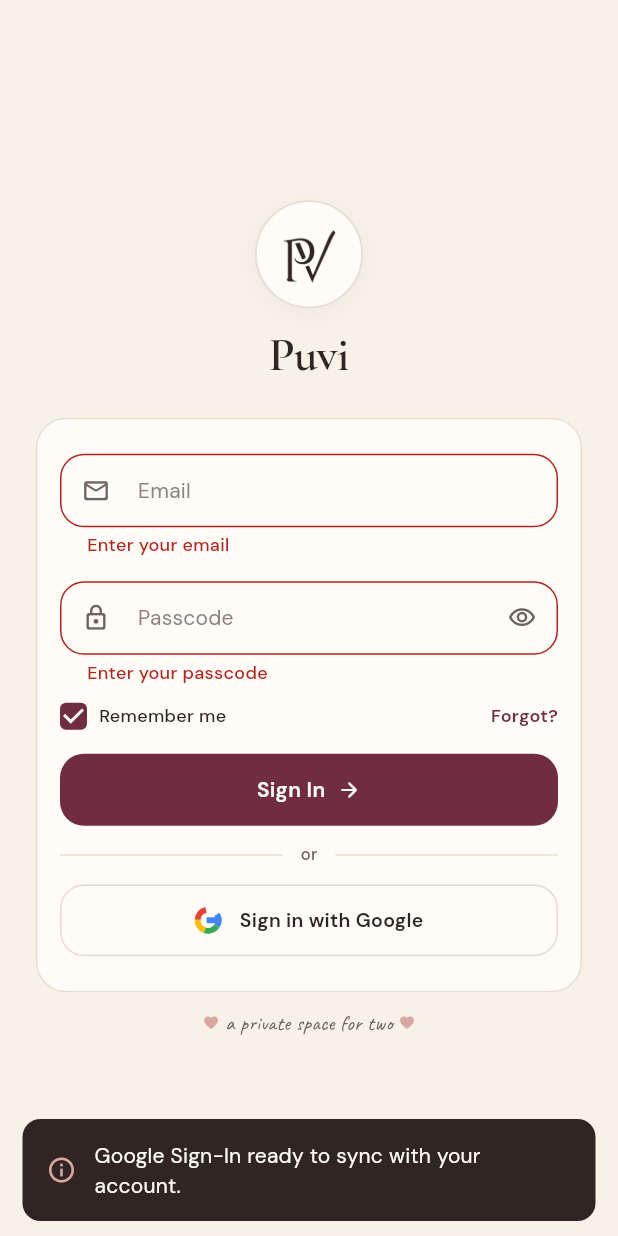
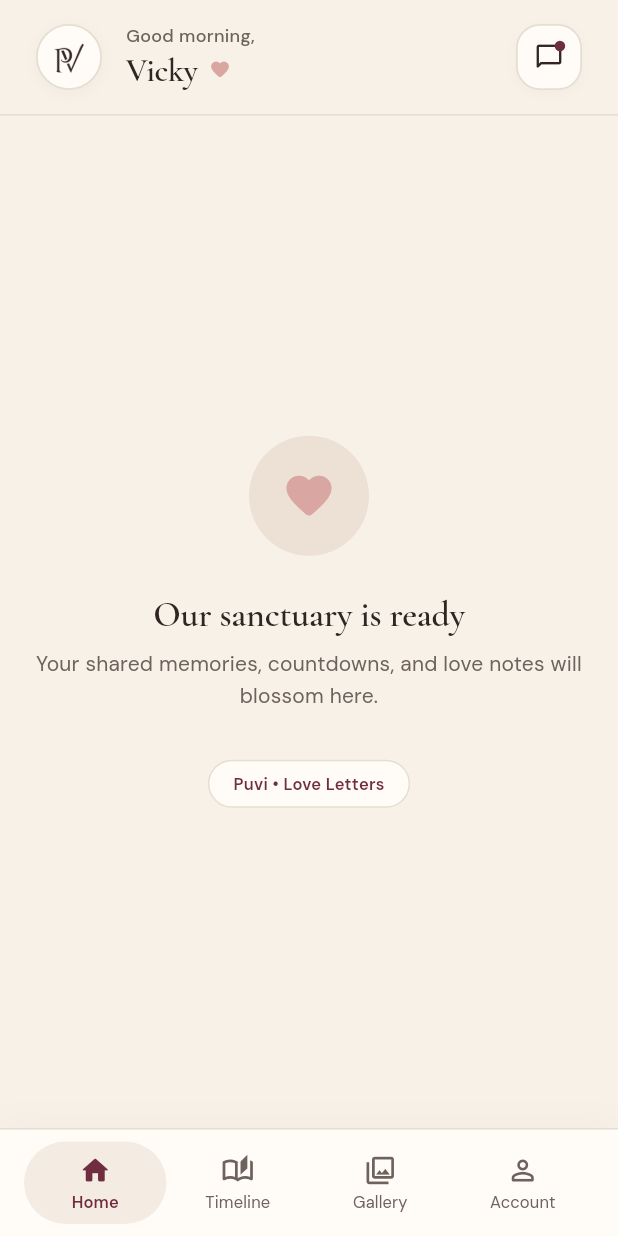
Before and after one commit to imvicky69/puvi-app, a Flutter app: the screen it shows after launch, after a tap on "Sign In", after a tap on "Sign in with Google", on a phone screen of 412 x 824 dp. Run offline on Flutter 3.47's test engine with Material 3 defaults, Android fonts, the phone set to English and light mode, and no system bars; our stand-ins replace firebase_core, google_fonts; accounts and stored records are empty.

Commit message:
feat(navigation): add modular MainNavScreen, HomeHeader, PuviBottomNavBar, and separate tabs

```diff
--- /dev/null
+++ b/lib/features/account/presentation/account_tab.dart
@@ -0,0 +1,76 @@
+import 'package:flutter/material.dart';
+import '../../../core/theme/app_colors.dart';
+import '../../../core/theme/app_spacing.dart';
+import '../../../core/theme/app_typography.dart';
+
+/// Minimal placeholder for the Account tab.
+class AccountTab extends StatelessWidget {
+  final String userName;
+
+  const AccountTab({super.key, this.userName = 'Vicky'});
+
+  @override
+  Widget build(BuildContext context) {
+    return Scaffold(
+      backgroundColor: AppColors.ivory,
+      body: SafeArea(
+        child: Column(
+          children: [
+            // Minimal Tab Header
+            Container(
+              padding: const EdgeInsets.symmetric(
+                horizontal: AppSpacing.lg,
+                vertical: AppSpacing.md,
+              ),
+              color: AppColors.ivory,
+              child: Row(
+                children: [
+                  Text(
+                    'Account',
+                    style: AppTypography.h1.copyWith(
+                      fontSize: 26,
+                      color: AppColors.espresso,
+                    ),
+                  ),
+                ],
+              ),
+            ),
+            const Divider(),
+            Expanded(
+              child: Center(
+                child: Padding(
+                  padding: AppSpacing.screenPadding,
+                  child: Column(
+                    mainAxisAlignment: MainAxisAlignment.center,
+                    children: [
+                      const Icon(
+                        Icons.favorite_outline_rounded,
+                        size: 40,
+                        color: AppColors.dustyRose,
+                      ),
+                      AppSpacing.verticalMd,
+                      Text(
+                        'Couple Profile',
+                        style: AppTypography.h3.copyWith(
+                          color: AppColors.espresso,
+                        ),
+                      ),
+                      AppSpacing.verticalXs,
+                      Text(
+                        'Anniversary, lock settings, and companion sync.',
+                        style: AppTypography.bodyMedium.copyWith(
+                          color: AppColors.taupe,
+                        ),
+                        textAlign: TextAlign.center,
+                      ),
+                    ],
+                  ),
+                ),
+              ),
+            ),
+          ],
+        ),
+      ),
+    );
+  }
+}
--- a/lib/features/auth/login_screen.dart
+++ b/lib/features/auth/login_screen.dart
@@ -3,6 +3,7 @@
 import '../../core/theme/app_radius.dart';
 import '../../core/theme/app_spacing.dart';
 import '../../core/theme/app_typography.dart';
+import '../home/presentation/main_nav_screen.dart';
 
 /// Compact, minimal, and intimate Login Screen for Puvi.
 ///
@@ -37,46 +38,19 @@
     setState(() => _isLoading = true);
 
     await Future.delayed(const Duration(milliseconds: 600));
+    if (!mounted) return;
 
-    if (!mounted) return;
-    setState(() => _isLoading = false);
+    final enteredEmail = _emailController.text.trim().toLowerCase();
+    final displayName = enteredEmail.contains('puja') ? 'Puja' : 'Vicky';
 
-    ScaffoldMessenger.of(context).showSnackBar(
-      SnackBar(
-        content: Text(
-          'Welcome home ✨',
-          style: AppTypography.bodyMedium.copyWith(color: AppColors.paper),
-        ),
-        backgroundColor: AppColors.espresso,
-        behavior: SnackBarBehavior.floating,
-      ),
+    Navigator.of(context).pushReplacement(
+      MaterialPageRoute(builder: (_) => MainNavScreen(userName: displayName)),
     );
   }
 
   void _handleGoogleSignIn() {
-    ScaffoldMessenger.of(context).showSnackBar(
-      SnackBar(
-        content: Row(
-          children: [
-            const Icon(
-              Icons.info_outline,
-              color: AppColors.dustyRose,
-              size: 20,
-            ),
-            AppSpacing.horizontalSm,
-            Expanded(
-              child: Text(
-                'Google Sign-In ready to sync with your account.',
-                style: AppTypography.bodyMedium.copyWith(
-                  color: AppColors.paper,
-                ),
-              ),
-            ),
-          ],
-        ),
-        backgroundColor: AppColors.espresso,
-        behavior: SnackBarBehavior.floating,
-      ),
+    Navigator.of(context).pushReplacement(
+      MaterialPageRoute(builder: (_) => const MainNavScreen(userName: 'Vicky')),
     );
   }
 
--- /dev/null
+++ b/lib/features/gallery/presentation/gallery_tab.dart
@@ -0,0 +1,74 @@
+import 'package:flutter/material.dart';
+import '../../../core/theme/app_colors.dart';
+import '../../../core/theme/app_spacing.dart';
+import '../../../core/theme/app_typography.dart';
+
+/// Minimal placeholder for the Gallery tab.
+class GalleryTab extends StatelessWidget {
+  const GalleryTab({super.key});
+
+  @override
+  Widget build(BuildContext context) {
+    return Scaffold(
+      backgroundColor: AppColors.ivory,
+      body: SafeArea(
+        child: Column(
+          children: [
+            // Minimal Tab Header
+            Container(
+              padding: const EdgeInsets.symmetric(
+                horizontal: AppSpacing.lg,
+                vertical: AppSpacing.md,
+              ),
+              color: AppColors.ivory,
+              child: Row(
+                children: [
+                  Text(
+                    'Gallery',
+                    style: AppTypography.h1.copyWith(
+                      fontSize: 26,
+                      color: AppColors.espresso,
+                    ),
+                  ),
+                ],
+              ),
+            ),
+            const Divider(),
+            Expanded(
+              child: Center(
+                child: Padding(
+                  padding: AppSpacing.screenPadding,
+                  child: Column(
+                    mainAxisAlignment: MainAxisAlignment.center,
+                    children: [
+                      const Icon(
+                        Icons.photo_library_rounded,
+                        size: 40,
+                        color: AppColors.dustyRose,
+                      ),
+                      AppSpacing.verticalMd,
+                      Text(
+                        'Our Shared Frames',
+                        style: AppTypography.h3.copyWith(
+                          color: AppColors.espresso,
+                        ),
+                      ),
+                      AppSpacing.verticalXs,
+                      Text(
+                        '177 cherished photographs ready to be viewed.',
+                        style: AppTypography.bodyMedium.copyWith(
+                          color: AppColors.taupe,
+                        ),
+                        textAlign: TextAlign.center,
+                      ),
+                    ],
+                  ),
+                ),
+              ),
+            ),
+          ],
+        ),
+      ),
+    );
+  }
+}
--- /dev/null
+++ b/lib/features/home/presentation/home_tab.dart
@@ -0,0 +1,101 @@
+import 'package:flutter/material.dart';
+import '../../../core/theme/app_colors.dart';
+import '../../../core/theme/app_radius.dart';
+import '../../../core/theme/app_spacing.dart';
+import '../../../core/theme/app_typography.dart';
+import 'widgets/home_header.dart';
+
+/// The Home tab view featuring the top header and empty canvas layout.
+class HomeTab extends StatelessWidget {
+  final String userName;
+
+  const HomeTab({super.key, this.userName = 'Vicky'});
+
+  @override
+  Widget build(BuildContext context) {
+    return Scaffold(
+      backgroundColor: AppColors.ivory,
+      body: SafeArea(
+        child: Column(
+          children: [
+            // Top Header Component
+            HomeHeader(userName: userName),
+
+            const Divider(),
+
+            // Empty Canvas body
+            Expanded(
+              child: Center(
+                child: SingleChildScrollView(
+                  physics: const BouncingScrollPhysics(),
+                  padding: AppSpacing.screenPadding,
+                  child: ConstrainedBox(
+                    constraints: const BoxConstraints(maxWidth: 420),
+                    child: Column(
+                      mainAxisAlignment: MainAxisAlignment.center,
+                      children: [
+                        Container(
+                          width: 80,
+                          height: 80,
+                          decoration: const BoxDecoration(
+                            color: AppColors.blushSand,
+                            shape: BoxShape.circle,
+                          ),
+                          child: const Icon(
+                            Icons.favorite_rounded,
+                            size: 36,
+                            color: AppColors.dustyRose,
+                          ),
+                        ),
+                        AppSpacing.verticalLg,
+                        Text(
+                          'Our sanctuary is ready',
+                          style: AppTypography.h2.copyWith(
+                            fontSize: 24,
+                            color: AppColors.espresso,
+                          ),
+                          textAlign: TextAlign.center,
+                        ),
+                        AppSpacing.verticalXs,
+                        Text(
+                          'Your shared memories, countdowns, and love notes will blossom here.',
+                          style: AppTypography.bodyMedium.copyWith(
+                            color: AppColors.taupe,
+                            height: 1.5,
+                          ),
+                          textAlign: TextAlign.center,
+                        ),
+                        AppSpacing.verticalXl,
+                        Container(
+                          padding: const EdgeInsets.symmetric(
+                            horizontal: AppSpacing.md,
+                            vertical: AppSpacing.xs,
+                          ),
+                          decoration: BoxDecoration(
+                            color: AppColors.paper,
+                            borderRadius: AppRadius.borderPill,
+                            border: Border.all(
+                              color: AppColors.border,
+                              width: 1,
+                            ),
+                          ),
+                          child: Text(
+                            'Puvi • Love Letters',
+                            style: AppTypography.captionSmall.copyWith(
+                              color: AppColors.burgundy,
+                              fontWeight: FontWeight.w600,
+                            ),
+                          ),
+                        ),
+                      ],
+                    ),
+                  ),
+                ),
+              ),
+            ),
+          ],
+        ),
+      ),
+    );
+  }
+}
--- /dev/null
+++ b/lib/features/home/presentation/main_nav_screen.dart
@@ -0,0 +1,56 @@
+import 'package:flutter/material.dart';
+import '../../../core/theme/app_colors.dart';
+import '../../account/presentation/account_tab.dart';
+import '../../gallery/presentation/gallery_tab.dart';
+import '../../timeline/presentation/timeline_tab.dart';
+import 'home_tab.dart';
+import 'widgets/puvi_bottom_nav_bar.dart';
+
+/// Main navigation shell holding the bottom navigation bar and active tab views.
+class MainNavScreen extends StatefulWidget {
+  final String userName;
+  final int initialIndex;
+
+  const MainNavScreen({
+    super.key,
+    this.userName = 'Vicky',
+    this.initialIndex = 0,
+  });
+
+  @override
+  State<MainNavScreen> createState() => _MainNavScreenState();
+}
+
+class _MainNavScreenState extends State<MainNavScreen> {
+  late int _currentIndex;
+
+  @override
+  void initState() {
+    super.initState();
+    _currentIndex = widget.initialIndex;
+  }
+
+  @override
+  Widget build(BuildContext context) {
+    return Scaffold(
+      backgroundColor: AppColors.ivory,
+      body: IndexedStack(
+        index: _currentIndex,
+        children: [
+          HomeTab(userName: widget.userName),
+          const TimelineTab(),
+          const GalleryTab(),
+          AccountTab(userName: widget.userName),
+        ],
+      ),
+      bottomNavigationBar: PuviBottomNavBar(
+        currentIndex: _currentIndex,
+        onTabSelected: (index) {
+          setState(() {
+            _currentIndex = index;
+          });
+        },
+      ),
+    );
+  }
+}
--- /dev/null
+++ b/lib/features/home/presentation/widgets/home_header.dart
@@ -0,0 +1,166 @@
+import 'package:flutter/material.dart';
+import '../../../../core/theme/app_colors.dart';
+import '../../../../core/theme/app_radius.dart';
+import '../../../../core/theme/app_spacing.dart';
+import '../../../../core/theme/app_typography.dart';
+
+/// Top header component for the Puvi home screen.
+///
+/// Features:
+/// - Clean brand logo medallion.
+/// - Dynamic time-of-day greeting ("Good morning / afternoon / evening").
+/// - User's name in editorial typography.
+/// - Interactive dummy chat icon with a subtle romantic notification indicator.
+class HomeHeader extends StatelessWidget {
+  final String userName;
+  final VoidCallback? onChatPressed;
+
+  const HomeHeader({super.key, this.userName = 'Vicky', this.onChatPressed});
+
+  String _getGreeting() {
+    final hour = DateTime.now().hour;
+    if (hour >= 5 && hour < 12) {
+      return 'Good morning,';
+    } else if (hour >= 12 && hour < 17) {
+      return 'Good afternoon,';
+    } else {
+      return 'Good evening,';
+    }
+  }
+
+  @override
+  Widget build(BuildContext context) {
+    return Container(
+      padding: const EdgeInsets.symmetric(
+        horizontal: AppSpacing.lg,
+        vertical: AppSpacing.md,
+      ),
+      color: AppColors.ivory,
+      child: Row(
+        children: [
+          // Brand Logo Medallion
+          Container(
+            width: 44,
+            height: 44,
+            padding: const EdgeInsets.all(AppSpacing.xs),
+            decoration: BoxDecoration(
+              color: AppColors.paper,
+              shape: BoxShape.circle,
+              border: Border.all(color: AppColors.border, width: 1.2),
+              boxShadow: [
+                BoxShadow(
+                  color: AppColors.espresso.withValues(alpha: 0.04),
+                  blurRadius: 8,
+                  offset: const Offset(0, 2),
+                ),
+              ],
+            ),
+            child: ClipOval(
+              child: Image.asset(
+                'assets/logo_transparent.png',
+                fit: BoxFit.contain,
+                errorBuilder: (context, error, stackTrace) {
+                  return Image.asset('assets/logo.png', fit: BoxFit.contain);
+                },
+              ),
+            ),
+          ),
+
+          AppSpacing.horizontalMd,
+
+          // Greeting & User Name
+          Expanded(
+            child: Column(
+              crossAxisAlignment: CrossAxisAlignment.start,
+              mainAxisSize: MainAxisSize.min,
+              children: [
+                Text(
+                  _getGreeting(),
+                  style: AppTypography.caption.copyWith(
+                    color: AppColors.taupe,
+                    fontSize: 12,
+                    letterSpacing: 0.2,
+                  ),
+                ),
+                const SizedBox(height: 1),
+                Row(
+                  children: [
+                    Flexible(
+                      child: Text(
+                        userName,
+                        overflow: TextOverflow.ellipsis,
+                        style: AppTypography.h2.copyWith(
+                          fontSize: 22,
+                          color: AppColors.espresso,
+                          letterSpacing: -0.3,
+                        ),
+                      ),
+                    ),
+                    AppSpacing.horizontalXs,
+                    const Icon(
+                      Icons.favorite_rounded,
+                      size: 14,
+                      color: AppColors.dustyRose,
+                    ),
+                  ],
+                ),
+              ],
+            ),
+          ),
+
+          // Top-right dummy chat icon with subtle badge
+          GestureDetector(
+            onTap:
+                onChatPressed ??
+                () {
+                  ScaffoldMessenger.of(context).showSnackBar(
+                    const SnackBar(
+                      content: Text('Chat messages syncing soon 💕'),
+                      duration: Duration(seconds: 2),
+                    ),
+                  );
+                },
+            child: Container(
+              width: 44,
+              height: 44,
+              decoration: BoxDecoration(
+                color: AppColors.paper,
+                borderRadius: AppRadius.borderButton,
+                border: Border.all(color: AppColors.border, width: 1.2),
+                boxShadow: [
+                  BoxShadow(
+                    color: AppColors.espresso.withValues(alpha: 0.03),
+                    blurRadius: 6,
+                    offset: const Offset(0, 2),
+                  ),
+                ],
+              ),
+              child: Stack(
+                alignment: Alignment.center,
+                children: [
+                  const Icon(
+                    Icons.chat_bubble_outline_rounded,
+                    color: AppColors.espresso,
+                    size: 20,
+                  ),
+                  Positioned(
+                    top: 10,
+                    right: 10,
+                    child: Container(
+                      width: 7,
+                      height: 7,
+                      decoration: const BoxDecoration(
+                        color: AppColors.burgundy,
+                        shape: BoxShape.circle,
+                      ),
+                    ),
+                  ),
+                ],
+              ),
+            ),
+          ),
+        ],
+      ),
+    );
+  }
+}
--- /dev/null
+++ b/lib/features/home/presentation/widgets/puvi_bottom_nav_bar.dart
@@ -0,0 +1,148 @@
+import 'package:flutter/material.dart';
+import '../../../../core/theme/app_colors.dart';
+import '../../../../core/theme/app_motion.dart';
+import '../../../../core/theme/app_radius.dart';
+import '../../../../core/theme/app_spacing.dart';
+import '../../../../core/theme/app_typography.dart';
+
+/// Item data model for PuviBottomNavBar.
+class PuviNavItem {
+  final String label;
+  final IconData activeIcon;
+  final IconData inactiveIcon;
+
+  const PuviNavItem({
+    required this.label,
+    required this.activeIcon,
+    required this.inactiveIcon,
+  });
+}
+
+/// Aesthetic, romantic bottom navigation bar for Puvi.
+///
+/// Features:
+/// - Tactile paper container with soft border.
+/// - Blush sand pill highlight for active tab.
+/// - Burgundy active tint and taupe inactive tint.
+/// - Smooth micro-transitions between destinations.
+class PuviBottomNavBar extends StatelessWidget {
+  final int currentIndex;
+  final ValueChanged<int> onTabSelected;
+
+  static const List<PuviNavItem> items = [
+    PuviNavItem(
+      label: 'Home',
+      activeIcon: Icons.home_rounded,
+      inactiveIcon: Icons.home_outlined,
+    ),
+    PuviNavItem(
+      label: 'Timeline',
+      activeIcon: Icons.auto_stories_rounded,
+      inactiveIcon: Icons.auto_stories_outlined,
+    ),
+    PuviNavItem(
+      label: 'Gallery',
+      activeIcon: Icons.photo_library_rounded,
+      inactiveIcon: Icons.photo_library_outlined,
+    ),
+    PuviNavItem(
+      label: 'Account',
+      activeIcon: Icons.person_rounded,
+      inactiveIcon: Icons.person_outline_rounded,
+    ),
+  ];
+
+  const PuviBottomNavBar({
+    super.key,
+    required this.currentIndex,
+    required this.onTabSelected,
+  });
+
+  @override
+  Widget build(BuildContext context) {
+    return Container(
+      decoration: BoxDecoration(
+        color: AppColors.paper,
+        border: const Border(
+          top: BorderSide(color: AppColors.border, width: 1),
+        ),
+        boxShadow: [
+          BoxShadow(
+            color: AppColors.espresso.withValues(alpha: 0.03),
+            blurRadius: 16,
+            offset: const Offset(0, -4),
+          ),
+        ],
+      ),
+      child: SafeArea(
+        top: false,
+        child: Padding(
+          padding: const EdgeInsets.symmetric(
+            horizontal: AppSpacing.md,
+            vertical: AppSpacing.xs,
+          ),
+          child: Row(
+            mainAxisAlignment: MainAxisAlignment.spaceAround,
+            children: List.generate(items.length, (index) {
+              final item = items[index];
+              final isSelected = currentIndex == index;
+
+              return Expanded(
+                child: GestureDetector(
+                  onTap: () => onTabSelected(index),
+                  behavior: HitTestBehavior.opaque,
+                  child: AnimatedContainer(
+                    duration: AppMotion.fast,
+                    curve: AppMotion.easeOut,
+                    padding: const EdgeInsets.symmetric(
+                      vertical: AppSpacing.xs,
+                    ),
+                    decoration: BoxDecoration(
+                      color: isSelected
+                          ? AppColors.blushSand.withValues(alpha: 0.6)
+                          : Colors.transparent,
+                      borderRadius: AppRadius.borderPill,
+                    ),
+                    child: Column(
+                      mainAxisSize: MainAxisSize.min,
+                      mainAxisAlignment: MainAxisAlignment.center,
+                      children: [
+                        AnimatedSwitcher(
+                          duration: AppMotion.fast,
+                          child: Icon(
+                            isSelected ? item.activeIcon : item.inactiveIcon,
+                            key: ValueKey(
+                              '${item.label}_${isSelected ? "active" : "inactive"}',
+                            ),
+                            size: 22,
+                            color: isSelected
+                                ? AppColors.burgundy
+                                : AppColors.taupe,
+                          ),
+                        ),
+                        const SizedBox(height: 3),
+                        Text(
+                          item.label,
+                          style: AppTypography.captionSmall.copyWith(
+                            fontSize: 11,
+                            fontWeight: isSelected
+                                ? FontWeight.w600
+                                : FontWeight.w400,
+                            color: isSelected
+                                ? AppColors.burgundy
+                                : AppColors.taupe,
+                            letterSpacing: 0.1,
+                          ),
+                        ),
+                      ],
+                    ),
+                  ),
+                ),
+              );
+            }),
+          ),
+        ),
+      ),
+    );
+  }
+}
--- /dev/null
+++ b/lib/features/timeline/presentation/timeline_tab.dart
@@ -0,0 +1,74 @@
+import 'package:flutter/material.dart';
+import '../../../core/theme/app_colors.dart';
+import '../../../core/theme/app_spacing.dart';
+import '../../../core/theme/app_typography.dart';
+
+/// Minimal placeholder for the Timeline tab.
+class TimelineTab extends StatelessWidget {
+  const TimelineTab({super.key});
+
+  @override
+  Widget build(BuildContext context) {
+    return Scaffold(
+      backgroundColor: AppColors.ivory,
+      body: SafeArea(
+        child: Column(
+          children: [
+            // Minimal Tab Header
+            Container(
+              padding: const EdgeInsets.symmetric(
+                horizontal: AppSpacing.lg,
+                vertical: AppSpacing.md,
+              ),
+              color: AppColors.ivory,
+              child: Row(
+                children: [
+                  Text(
+                    'Timeline',
+                    style: AppTypography.h1.copyWith(
+                      fontSize: 26,
+                      color: AppColors.espresso,
+                    ),
+                  ),
+                ],
+              ),
+            ),
+            const Divider(),
+            Expanded(
+              child: Center(
+                child: Padding(
+                  padding: AppSpacing.screenPadding,
+                  child: Column(
+                    mainAxisAlignment: MainAxisAlignment.center,
+                    children: [
+                      const Icon(
+                        Icons.auto_stories_rounded,
+                        size: 40,
+                        color: AppColors.dustyRose,
+                      ),
+                      AppSpacing.verticalMd,
+                      Text(
+                        'Milestones & Chapters',
+                        style: AppTypography.h3.copyWith(
+                          color: AppColors.espresso,
+                        ),
+                      ),
+                      AppSpacing.verticalXs,
+                      Text(
+                        'Every special chapter of our story will be treasured here.',
+                        style: AppTypography.bodyMedium.copyWith(
+                          color: AppColors.taupe,
+                        ),
+                        textAlign: TextAlign.center,
+                      ),
+                    ],
+                  ),
+                ),
+              ),
+            ),
+          ],
+        ),
+      ),
+    );
+  }
+}
--- a/pubspec.yaml
+++ b/pubspec.yaml
@@ -61,8 +61,7 @@
   uses-material-design: true
 
   assets:
-    - assets/logo.png
-    - assets/logo_transparent.png
+    - assets/
 
 flutter_launcher_icons:
   android: true
```
Also changed, not shown: assets/puvi-1.jpeg (added), assets/puvi-2.jpeg (added), 3 other files.
